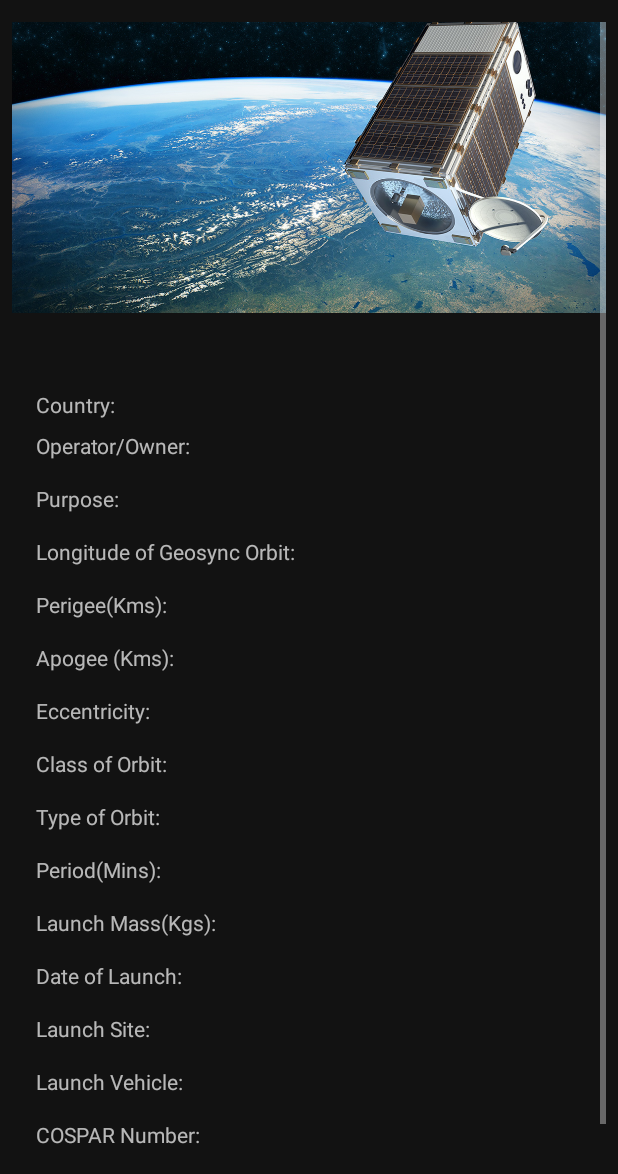
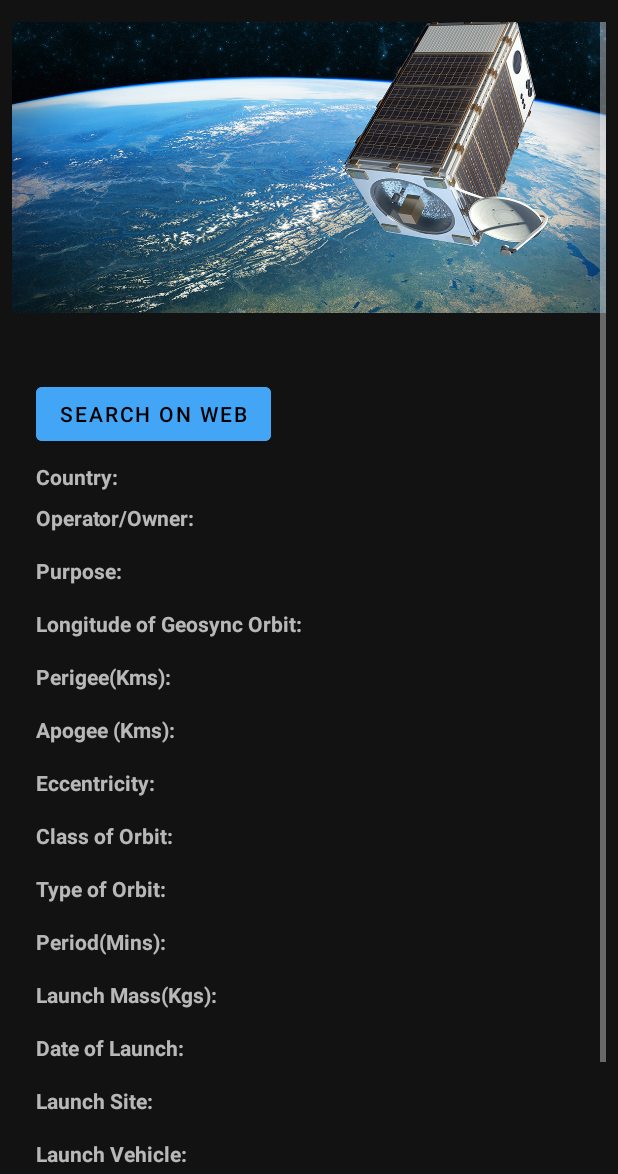
Before and after one commit to DewenHona/Amadeus-ORBiTAL, an Android app: the satInfo screen opened directly, with no data from a screen before it, on a phone screen of 412 x 824 dp, the part 62-1236 px from its top. Run offline under Robolectric (Android 15) with nearby library versions, the phone set to English and light mode, and no system bars; our stand-ins replace Firebase (no records; nobody signed in at launch, a user with empty details on screens opened directly); 49 statements that could not run were skipped.

Commit message:
1)removed ventura placemarks. 2)added searchweb button

```diff
--- a/app/src/main/java/com/amadeus/orbital/ARFragment.java
+++ b/app/src/main/java/com/amadeus/orbital/ARFragment.java
@@ -35,7 +35,7 @@ import com.amadeus.orbital.helloar.HelloArActivity;
 import com.amadeus.orbital.helloar.PolyApi;
 import com.google.android.material.floatingactionbutton.ExtendedFloatingActionButton;
 import com.google.android.material.floatingactionbutton.FloatingActionButton;
-import com.google.ar.core.Anchor;
+/*import com.google.ar.core.Anchor;
 import com.google.ar.core.ArCoreApk;
 import com.google.ar.core.Camera;
 import com.google.ar.core.Frame;
@@ -52,6 +52,7 @@ import com.google.ar.core.exceptions.UnavailableArcoreNotInstalledException;
 import com.google.ar.core.exceptions.UnavailableDeviceNotCompatibleException;
 import com.google.ar.core.exceptions.UnavailableSdkTooOldException;
 import com.google.ar.core.exceptions.UnavailableUserDeclinedInstallationException;
+*/
 
 import org.json.JSONArray;
 import org.json.JSONException;
--- a/app/src/main/res/layout/activity_sat_info.xml
+++ b/app/src/main/res/layout/activity_sat_info.xml
@@ -13,7 +13,7 @@
         tools:ignore="MissingConstraints"
         tools:layout_editor_absoluteX="8dp"
         tools:layout_editor_absoluteY="8dp"
-        app:cardCornerRadius="16dp">
+        >
 
         <LinearLayout
             android:layout_width="match_parent"
@@ -50,7 +50,21 @@
                     android:layout_marginLeft="10dp"
                     android:textStyle="bold"
                     android:textAppearance="?attr/textAppearanceHeadline6"
-                        android:textColor="@color/colorAccent"/>
+                    android:textColor="@color/colorAccent"/>
+
+                <LinearLayout
+                    android:layout_width="wrap_content"
+                    android:layout_height="wrap_content"
+                    android:orientation="horizontal">
+                    <Button
+                        android:id="@+id/searchWebButton"
+                        android:layout_width="wrap_content"
+                        android:layout_height="wrap_content"
+                        android:layout_gravity="center"
+                        android:text="Search on Web"
+                        android:backgroundTint="@color/colorAccent"
+                        />
+                </LinearLayout>
 
                 <LinearLayout
                     android:layout_width="match_parent"
@@ -60,8 +74,9 @@
                         android:layout_width="wrap_content"
                         android:layout_height="wrap_content"
                         android:layout_marginTop="8dp"
-
-                        android:text="Country:  "/>
+                        android:textStyle="bold"
+                        android:text="Country:  "
+                        />
                     <TextView
                         android:id="@+id/countrySatInfo"
                         android:layout_width="wrap_content"
@@ -79,7 +94,7 @@
                         android:layout_width="wrap_content"
                         android:layout_height="wrap_content"
                         android:layout_marginTop="8dp"
-
+                        android:textStyle="bold"
                         android:text="Operator/Owner:  "/>
                     <TextView
                         android:id="@+id/operatorSatInfo"
@@ -98,7 +113,7 @@
                         android:layout_width="wrap_content"
                         android:layout_height="wrap_content"
                         android:layout_marginTop="16dp"
-
+                        android:textStyle="bold"
                         android:text="Purpose:  "/>
                     <TextView
                         android:id="@+id/descSatInfo"
@@ -117,7 +132,7 @@
                         android:layout_width="wrap_content"
                         android:layout_height="wrap_content"
                         android:layout_marginTop="16dp"
-
+                        android:textStyle="bold"
                         android:text="Longitude of Geosync Orbit:  "/>
                     <TextView
                         android:id="@+id/longitudeSatInfo"
@@ -136,7 +151,7 @@
                         android:layout_width="wrap_content"
                         android:layout_height="wrap_content"
                         android:layout_marginTop="16dp"
-
+                        android:textStyle="bold"
                         android:text="Perigee(Kms):  "/>
                     <TextView
                         android:id="@+id/perigeeSatInfo"
@@ -155,7 +170,7 @@
                         android:layout_width="wrap_content"
                         android:layout_height="wrap_content"
                         android:layout_marginTop="16dp"
-
+                        android:textStyle="bold"
                         android:text="Apogee (Kms):  "/>
                     <TextView
                         android:id="@+id/apogeeSatInfo"
@@ -175,7 +190,7 @@
                         android:layout_width="wrap_content"
                         android:layout_height="wrap_content"
                         android:layout_marginTop="16dp"
-
+                        android:textStyle="bold"
                         android:text="Eccentricity:  "/>
                     <TextView
                         android:id="@+id/eccentricitySatInfo"
@@ -195,7 +210,7 @@
                         android:layout_width="wrap_content"
                         android:layout_height="wrap_content"
                         android:layout_marginTop="16dp"
-
+                        android:textStyle="bold"
                         android:text="Class of Orbit:  "/>
                     <TextView
                         android:id="@+id/ClassofOrbitSatInfo"
@@ -215,7 +230,7 @@
                         android:layout_width="wrap_content"
                         android:layout_height="wrap_content"
                         android:layout_marginTop="16dp"
-
+                        android:textStyle="bold"
                         android:text="Type of Orbit:  "/>
                     <TextView
                         android:id="@+id/TypeofOrbitSatInfo"
@@ -234,7 +249,7 @@
                         android:layout_width="wrap_content"
                         android:layout_height="wrap_content"
                         android:layout_marginTop="16dp"
-
+                        android:textStyle="bold"
                         android:text="Period(Mins):  "/>
                     <TextView
                         android:id="@+id/periodSatInfo"
@@ -253,7 +268,7 @@
                         android:layout_width="wrap_content"
                         android:layout_height="wrap_content"
                         android:layout_marginTop="16dp"
-
+                        android:textStyle="bold"
                         android:text="Launch Mass(Kgs):  "/>
                     <TextView
                         android:id="@+id/launchmassSatInfo"
@@ -273,7 +288,7 @@
                         android:layout_width="wrap_content"
                         android:layout_height="wrap_content"
                         android:layout_marginTop="16dp"
-
+                        android:textStyle="bold"
                         android:text="Date of Launch:  "/>
                     <TextView
                         android:id="@+id/dateSatInfo"
@@ -293,7 +308,7 @@
                         android:layout_width="wrap_content"
                         android:layout_height="wrap_content"
                         android:layout_marginTop="16dp"
-
+                        android:textStyle="bold"
                         android:text="Launch Site:  "/>
                     <TextView
                         android:id="@+id/launchSiteSatInfo"
@@ -313,7 +328,7 @@
                         android:layout_width="wrap_content"
                         android:layout_height="wrap_content"
                         android:layout_marginTop="16dp"
-
+                        android:textStyle="bold"
                         android:text="Launch Vehicle:  "/>
                     <TextView
                         android:id="@+id/launchVehicleSatInfo"
@@ -332,7 +347,7 @@
                         android:layout_width="wrap_content"
                         android:layout_height="wrap_content"
                         android:layout_marginTop="16dp"
-
+                        android:textStyle="bold"
                         android:text="COSPAR Number:  "/>
                     <TextView
                         android:id="@+id/COSPARSatInfo"
@@ -351,7 +366,7 @@
                         android:layout_width="wrap_content"
                         android:layout_height="wrap_content"
                         android:layout_marginTop="16dp"
-
+                        android:textStyle="bold"
                         android:text="NORAD Number:  "/>
                     <TextView
                         android:id="@+id/NORADSatInfo"
```
Also changed, not shown: app/src/main/java/com/amadeus/orbital/GlobeFragment.java (+1 -51 lines), app/src/main/java/com/amadeus/orbital/MainActivity.java (+7 -3 lines), app/src/main/java/com/amadeus/orbital/SearchActivity.java (+1 -14 lines), app/src/main/java/com/amadeus/orbital/satInfo.java (+25 -3 lines).
